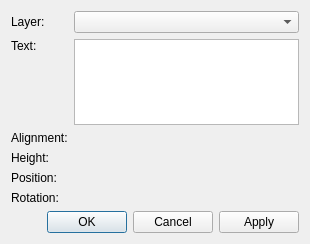
LibrePCB/LibrePCB, file libs/librepcb/common/dialogs/textpropertiesdialog.ui: the form before one commit.
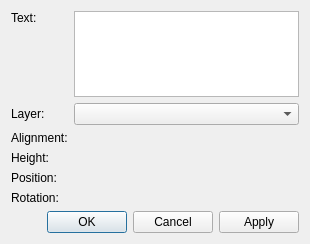
The form after the commit. Custom widgets are drawn as their Qt base class.

```diff
--- a/libs/librepcb/common/dialogs/textpropertiesdialog.ui
+++ b/libs/librepcb/common/dialogs/textpropertiesdialog.ui
@@ -17,16 +17,6 @@
    <item>
     <layout class="QFormLayout" name="formLayout">
      <item row="0" column="0">
-      <widget class="QLabel" name="label">
-       <property name="text">
-        <string>Layer:</string>
-       </property>
-      </widget>
-     </item>
-     <item row="0" column="1">
-      <widget class="QComboBox" name="cbxLayer"/>
-     </item>
-     <item row="1" column="0">
       <widget class="QLabel" name="label_2">
        <property name="sizePolicy">
         <sizepolicy hsizetype="Preferred" vsizetype="Fixed">
@@ -39,8 +29,22 @@
        </property>
       </widget>
      </item>
+     <item row="0" column="1">
+      <widget class="QPlainTextEdit" name="edtText">
+       <property name="tabChangesFocus">
+        <bool>true</bool>
+       </property>
+      </widget>
+     </item>
+     <item row="1" column="0">
+      <widget class="QLabel" name="label">
+       <property name="text">
+        <string>Layer:</string>
+       </property>
+      </widget>
+     </item>
      <item row="1" column="1">
-      <widget class="QPlainTextEdit" name="edtText"/>
+      <widget class="QComboBox" name="cbxLayer"/>
      </item>
      <item row="2" column="0">
       <widget class="QLabel" name="label_7">
@@ -104,18 +108,6 @@
   </layout>
  </widget>
  <customwidgets>
-  <customwidget>
-   <class>librepcb::AlignmentSelector</class>
-   <extends>QWidget</extends>
-   <header>widgets/alignmentselector.h</header>
-   <container>1</container>
-  </customwidget>
-  <customwidget>
-   <class>librepcb::PositiveLengthEdit</class>
-   <extends>QWidget</extends>
-   <header location="global">librepcb/common/widgets/positivelengthedit.h</header>
-   <container>1</container>
-  </customwidget>
   <customwidget>
    <class>librepcb::LengthEdit</class>
    <extends>QWidget</extends>
@@ -128,6 +120,18 @@
    <header location="global">librepcb/common/widgets/angleedit.h</header>
    <container>1</container>
   </customwidget>
+  <customwidget>
+   <class>librepcb::PositiveLengthEdit</class>
+   <extends>QWidget</extends>
+   <header location="global">librepcb/common/widgets/positivelengthedit.h</header>
+   <container>1</container>
+  </customwidget>
+  <customwidget>
+   <class>librepcb::AlignmentSelector</class>
+   <extends>QWidget</extends>
+   <header>widgets/alignmentselector.h</header>
+   <container>1</container>
+  </customwidget>
  </customwidgets>
  <resources/>
  <connections/>
```
Left out of the diff: 15 changed lines with no effect on the pictures.
